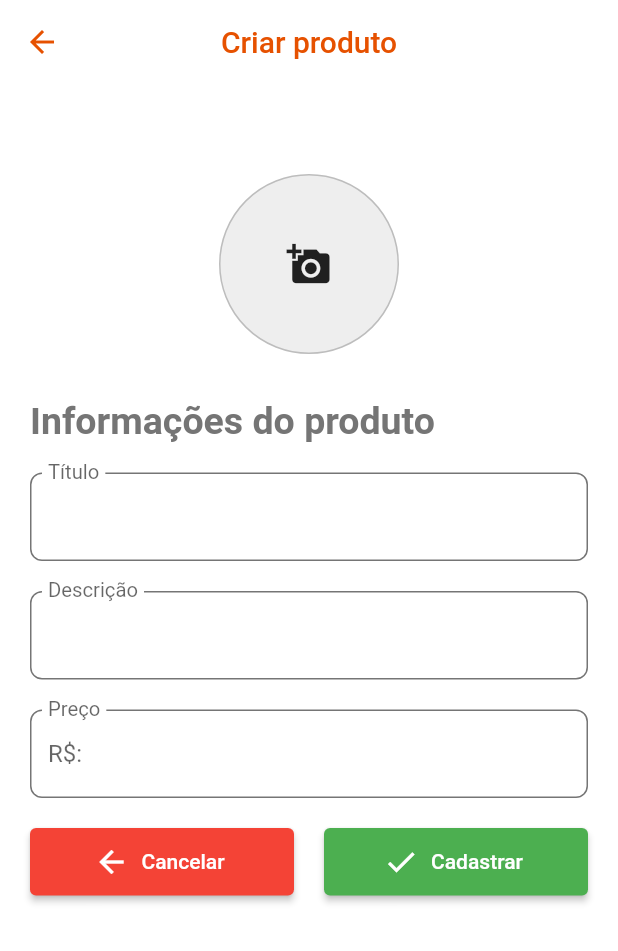
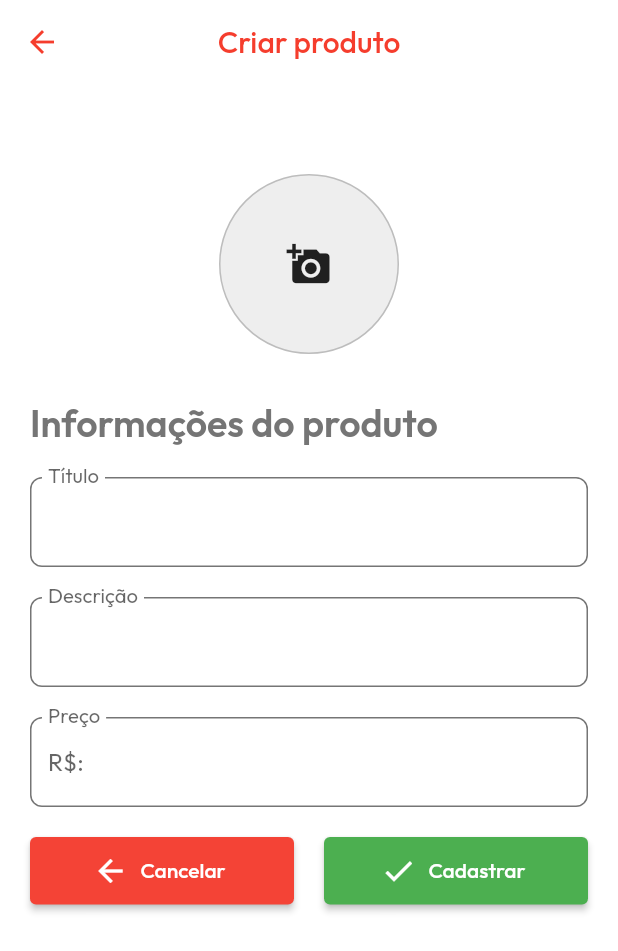
Before and after one commit to rennerborges/desenvolvimento_sistemas_moveis_tsi, a Flutter app: the screen it shows after launch, after a tap on the "add" icon, on a phone screen of 412 x 824 dp. Shown: the top 951 px of the screen. Run offline on Flutter 3.47's test engine with Material 2 defaults, Android fonts, the phone set to English and light mode, and no system bars; our stand-ins replace google_fonts, image_picker, sqflite; accounts and stored records are empty.

Commit message:
feat: add google_fonts in project

```diff
--- a/shop_app/lib/create-product-screen.dart
+++ b/shop_app/lib/create-product-screen.dart
@@ -65,14 +65,14 @@ class _CreateProductScreenState extends State<CreateProductScreen> {
       backgroundColor: Colors.white,
       appBar: AppBar(
         iconTheme: IconThemeData(
-          color: Colors.orange[900]!, //change your color here
+          color: Theme.of(context).colorScheme.primary, //change your color here
         ),
         backgroundColor: Colors.white,
         elevation: 0,
         title: Text(
           widget.product != null ? "Editar produto" : "Criar produto",
           style: TextStyle(
-            color: Colors.orange[900]!,
+            color: Theme.of(context).colorScheme.primary,
           ),
         ),
         centerTitle: true,
--- a/shop_app/lib/home-screen.dart
+++ b/shop_app/lib/home-screen.dart
@@ -42,7 +42,7 @@ class _HomeScreenState extends State<HomeScreen> {
         title: Text(
           "Shopee",
           style: TextStyle(
-            color: Colors.orange[900]!,
+            color: Theme.of(context).colorScheme.primary,
           ),
         ),
         centerTitle: true,
--- a/shop_app/lib/main.dart
+++ b/shop_app/lib/main.dart
@@ -1,15 +1,29 @@
 import 'package:flutter/material.dart';
+import 'package:google_fonts/google_fonts.dart';
 import 'package:shop_app/splash-screen.dart';
 
 void main() {
-  runApp(MaterialApp(
+  runApp(App());
+}
+
+class App extends StatelessWidget {
+  const App({super.key});
+
+  @override
+  Widget build(BuildContext context) {
+    return MaterialApp(
       title: 'Shopee',
       debugShowCheckedModeBanner: false,
       theme: ThemeData(
+        fontFamily: GoogleFonts.outfit().fontFamily,
+        textTheme: GoogleFonts.outfitTextTheme(
+          Theme.of(context).textTheme,
+        ),
         primarySwatch: generateMaterialColorFromColor(const Color(0xfff53d2d)),
       ),
       home: const SplashScreen(),
-  ));
+    );
+  }
 }
 
 MaterialColor generateMaterialColorFromColor(Color color) {
--- a/shop_app/lib/splash-screen.dart
+++ b/shop_app/lib/splash-screen.dart
@@ -11,7 +11,6 @@ class SplashScreen extends StatefulWidget {
 class _SplashScreenState extends State<SplashScreen> {
   @override
   void initState() {
-    // TODO: implement initState
     super.initState();
 
     Future.delayed(const Duration(seconds: 2), () {
@@ -23,7 +22,7 @@ class _SplashScreenState extends State<SplashScreen> {
   @override
   Widget build(BuildContext context) {
     return Scaffold(
-        backgroundColor: Colors.orange[900]!,
+      backgroundColor: Theme.of(context).colorScheme.primary,
       body: Center(
         child: Column(
           mainAxisAlignment: MainAxisAlignment.center,
@@ -32,9 +31,11 @@ class _SplashScreenState extends State<SplashScreen> {
               width: 140,
               child: Image(
                 image: AssetImage('images/shopee-logo.png'),
-                  ))
+              ),
+            )
           ],
         ),
-        ));
+      ),
+    );
   }
 }
--- a/shop_app/pubspec.yaml
+++ b/shop_app/pubspec.yaml
@@ -39,6 +39,7 @@ dependencies:
   image_picker: ^0.8.5+3
   sqflite: ^2.0.1
   path_provider: ^2.0.11
+  google_fonts: ^3.0.1
 
 dev_dependencies:
   flutter_test:
```
Also changed, not shown: shop_app/pubspec.lock. Lines whose indentation alone changed are shown as unchanged.
